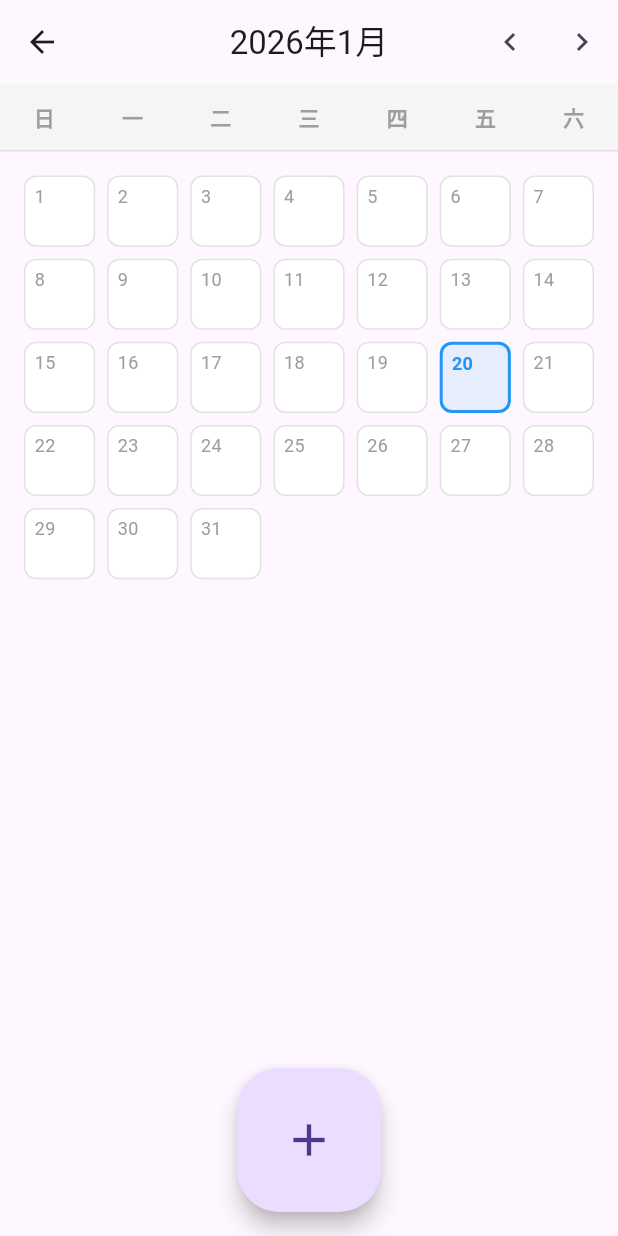
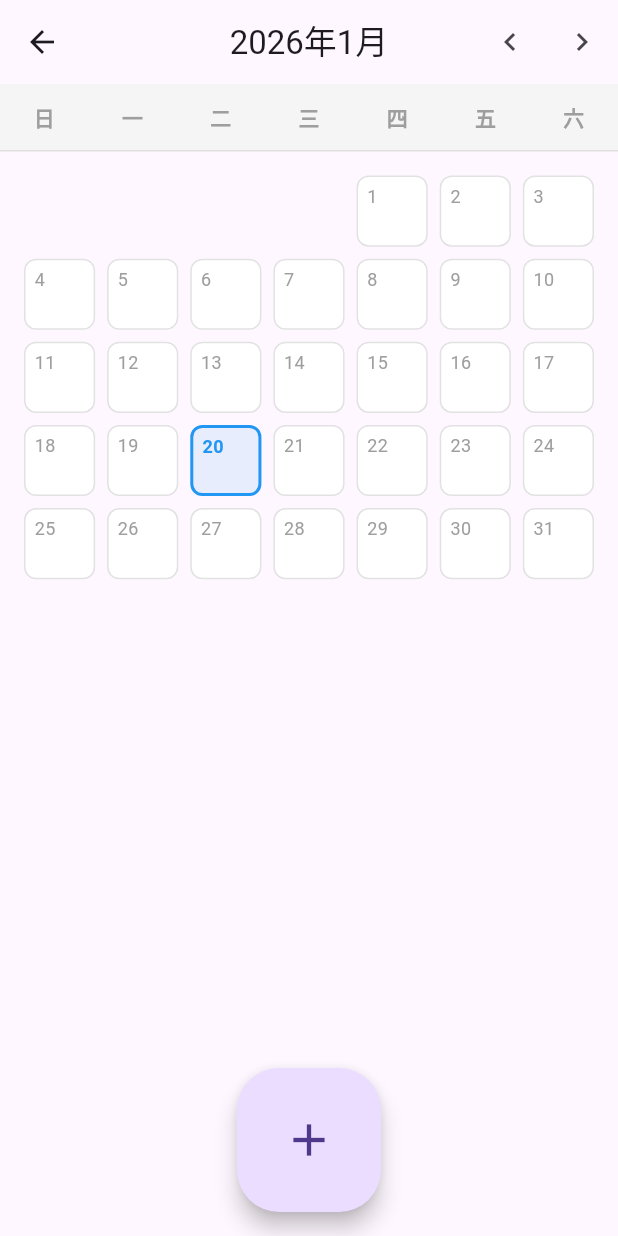
Before and after one commit to username-dxy/pet_diary, a Flutter app: the _CalendarScreenContent screen opened directly, on a phone screen of 412 x 824 dp. Run offline on Flutter 3.47's test engine with Material 3 defaults, Android fonts, the phone set to English and light mode, and no system bars; our stand-ins replace equatable, image_picker, permission_handler, shared_preferences; accounts and stored records are empty.

Commit message:
fix month_grid

```diff
--- a/lib/presentation/screens/calendar/widgets/month_grid_widget.dart
+++ b/lib/presentation/screens/calendar/widgets/month_grid_widget.dart
@@ -20,6 +20,9 @@ class MonthGridWidget extends StatelessWidget {
 
   @override
   Widget build(BuildContext context) {
+    // 计算这个月的总格子数（包括前面的空白）
+    final totalCells = _getFirstDayOffset() + _getDaysInMonth();
+
     return GridView.builder(
       padding: const EdgeInsets.all(16),
       gridDelegate: const SliverGridDelegateWithFixedCrossAxisCount(
@@ -28,17 +31,41 @@ class MonthGridWidget extends StatelessWidget {
         crossAxisSpacing: 8,
         mainAxisSpacing: 8,
       ),
-      itemCount: _getDaysInMonth(),
+      itemCount: totalCells,
       itemBuilder: (context, index) {
-        final day = index + 1;
-        final date = DateTime(year, month, day);
+        // 计算这个格子对应的日期
+        final dayNumber = index - _getFirstDayOffset() + 1;
+
+        // 如果是空白格子（1号之前）
+        if (dayNumber < 1) {
+          return _buildEmptyCell();
+        }
+
+        // 如果超出了这个月的天数
+        if (dayNumber > _getDaysInMonth()) {
+          return _buildEmptyCell();
+        }
+
+        // 正常的日期格子
+        final date = DateTime(year, month, dayNumber);
         final record = records[date];
 
-        return _buildDayCell(date, day, record);
+        return _buildDayCell(date, dayNumber, record);
       },
     );
   }
 
+  /// 空白格子
+  Widget _buildEmptyCell() {
+    return Container(
+      decoration: BoxDecoration(
+        color: Colors.transparent,
+        borderRadius: BorderRadius.circular(8),
+      ),
+    );
+  }
+
+  /// 日期格子
   Widget _buildDayCell(DateTime date, int day, EmotionRecord? record) {
     final isToday = _isToday(date);
 
@@ -108,8 +135,18 @@ class MonthGridWidget extends StatelessWidget {
     );
   }
 
+  /// 获取这个月1号是星期几的偏移量
+  /// 返回值：0-6（周日=0, 周一=1, ..., 周六=6）
+  int _getFirstDayOffset() {
+    final firstDay = DateTime(year, month, 1);
+    // weekday: 周一=1, 周二=2, ..., 周日=7
+    // 我们需要：周日=0, 周一=1, ..., 周六=6
+    return firstDay.weekday % 7;
+  }
+
   /// 获取当月天数
   int _getDaysInMonth() {
+    // 下个月的第0天 = 这个月的最后一天
     return DateTime(year, month + 1, 0).day;
   }
 
```
